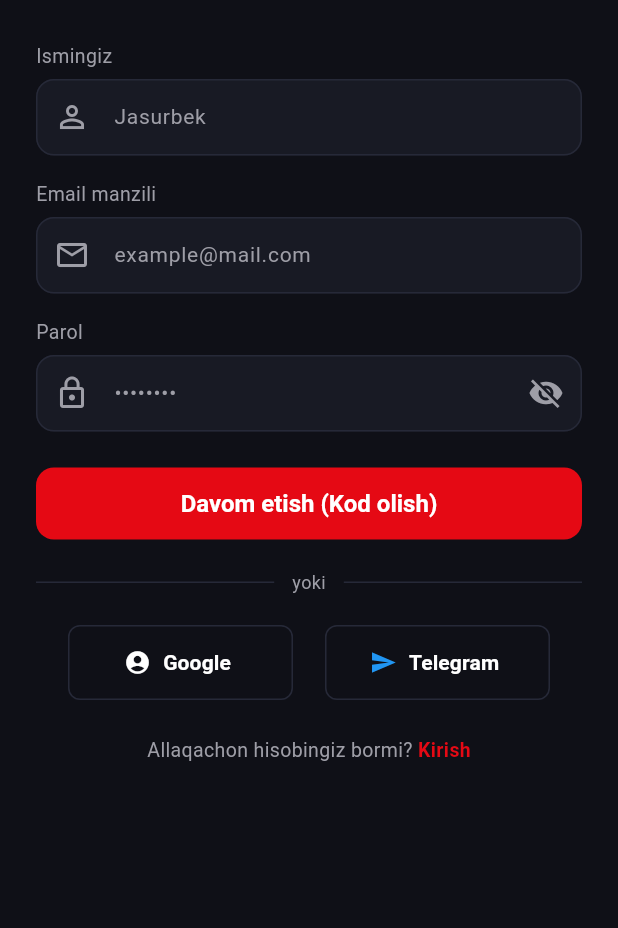
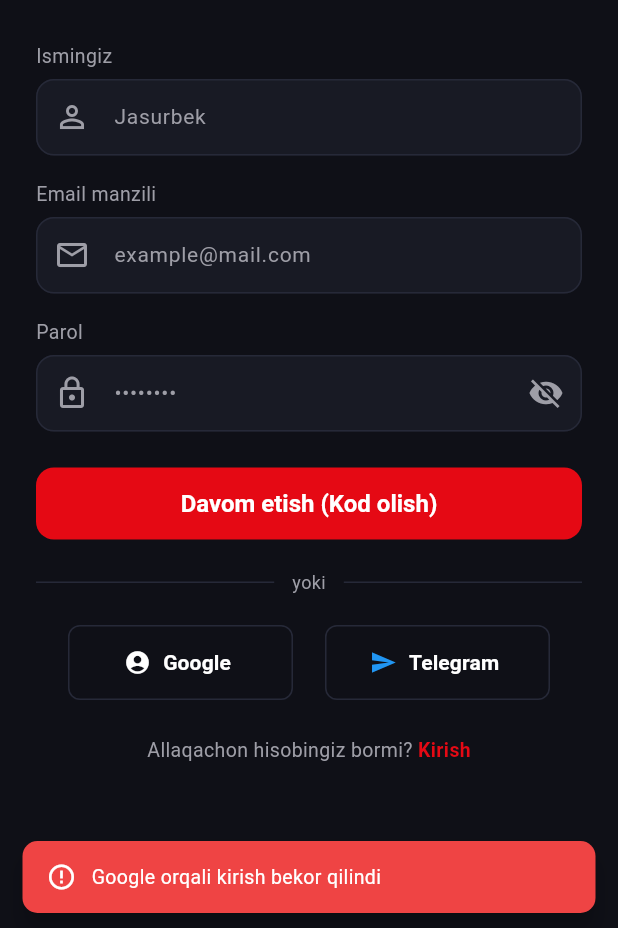
Before and after one commit to jasurfreefire3-beep/animem-ilova, a Flutter app: the RegisterScreen screen opened directly, after a tap on "Google", on a phone screen of 412 x 824 dp, the part 308-1236 px from its top. Run offline on Flutter 3.47's test engine with Material 3 defaults, Android fonts, the phone set to English and light mode, and no system bars; our stand-ins replace cached_network_image, chewie, dio, flutter_local_notifications, flutter_rating_bar, google_sign_in and 6 more; accounts and stored records are empty; network calls fail; Roboto replaces fonts that are missing (Montserrat).

Commit message:
Google auth xatoliklarini tuzatish - bool return type moslashtirildi

```diff
--- a/ilova/lib/screens/auth/login_screen.dart
+++ b/ilova/lib/screens/auth/login_screen.dart
@@ -48,14 +48,14 @@
 
   Future<void> _loginWithGoogle() async {
     final authProvider = Provider.of<AuthProvider>(context, listen: false);
-    final result = await authProvider.loginWithGoogle();
+    final success = await authProvider.loginWithGoogle();
 
     if (mounted) {
-      if (result['success'] == true) {
+      if (success) {
         ToastUtils.showSuccess(context, "Google orqali muvaffaqiyatli kirdingiz!");
         Navigator.pop(context);
       } else {
-        ToastUtils.showError(context, result['message'] ?? "Google orqali kirishda xatolik");
+        ToastUtils.showError(context, authProvider.errorMessage ?? "Google orqali kirishda xatolik");
       }
     }
   }
--- a/ilova/lib/screens/auth/register_screen.dart
+++ b/ilova/lib/screens/auth/register_screen.dart
@@ -103,14 +103,14 @@
 
   Future<void> _registerWithGoogle() async {
     final auth = Provider.of<AuthProvider>(context, listen: false);
-    final result = await auth.loginWithGoogle();
+    final success = await auth.loginWithGoogle();
 
     if (mounted) {
-      if (result['success'] == true) {
+      if (success) {
         ToastUtils.showSuccess(context, "Google orqali muvaffaqiyatli ro'yxatdan o'tdingiz!");
         Navigator.pop(context);
       } else {
-        ToastUtils.showError(context, result['message'] ?? "Google orqali ro'yxatdan o'tishda xatolik");
+        ToastUtils.showError(context, auth.errorMessage ?? "Google orqali ro'yxatdan o'tishda xatolik");
       }
     }
   }
```
